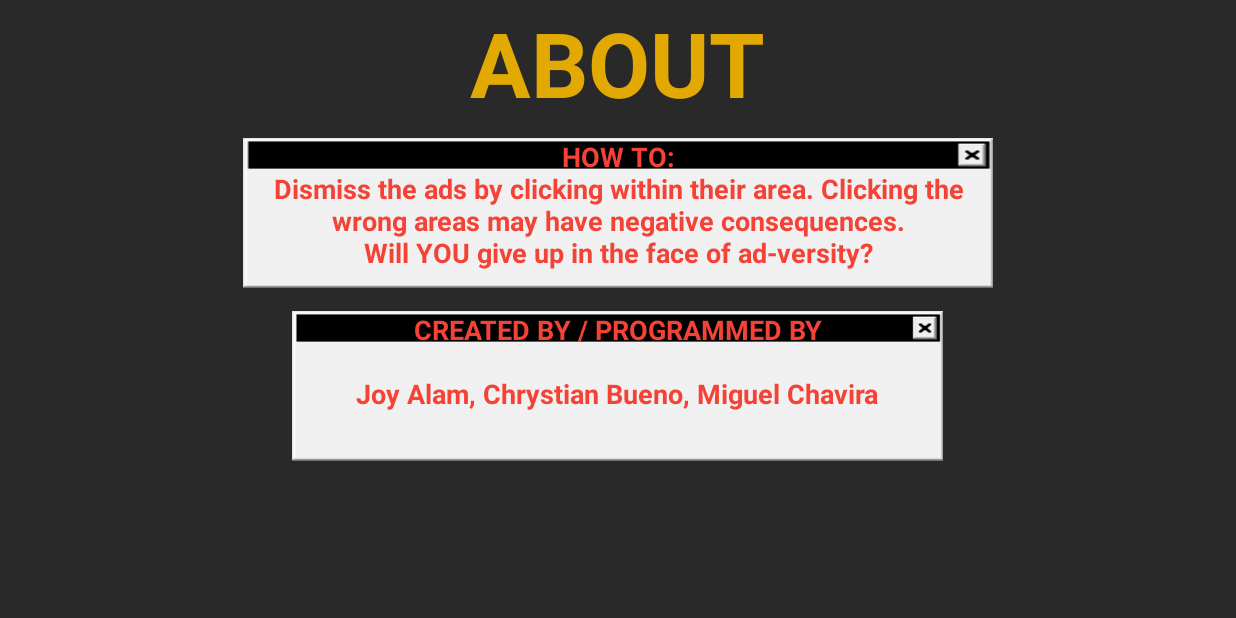
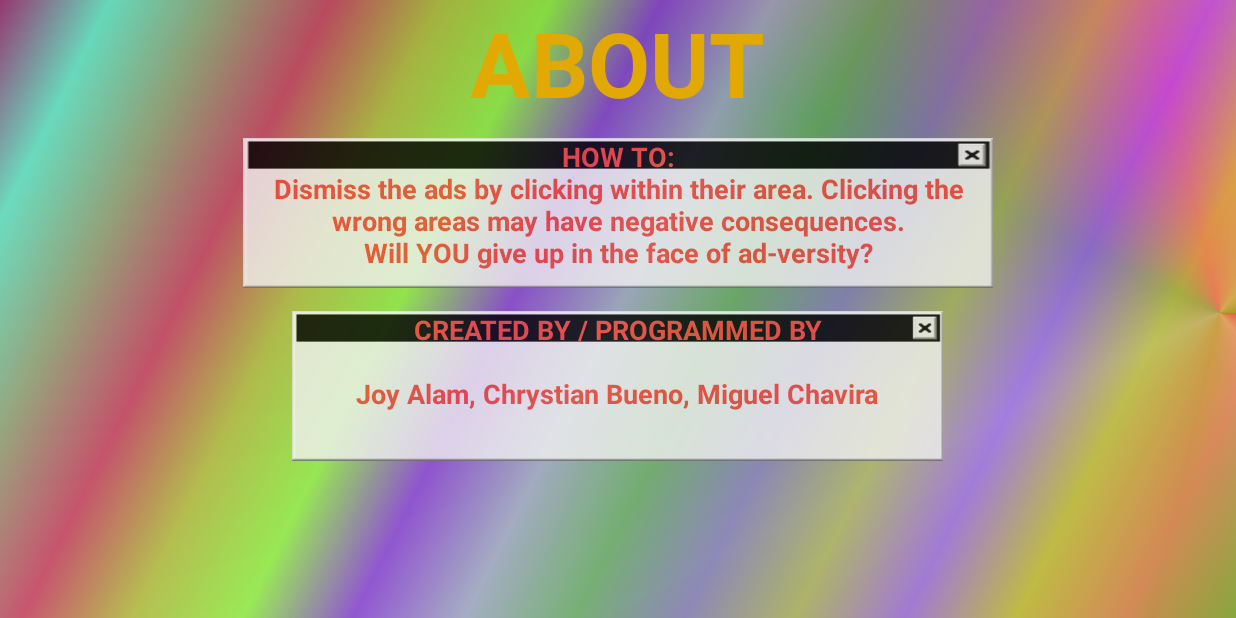
Before and after one commit to cbueno01/AdInfinitum, an Android app: the screen it shows after launch (AboutScreenActivity), after a tap on "ABOUT", on a phone screen of 824 x 412 dp (held sideways). Run offline under Robolectric (Android 15) with nearby library versions, the phone set to English and light mode, and no system bars.

Commit message:
Update min api to 17, add color gradient class, edit animations on about and start screens

```diff
--- a/app/src/main/java/com/example/cbueno01/adinfinitum/AboutScreenActivity.java
+++ b/app/src/main/java/com/example/cbueno01/adinfinitum/AboutScreenActivity.java
@@ -1,22 +1,51 @@
 package com.example.cbueno01.adinfinitum;
 
 import android.app.Activity;
+import android.content.Context;
+import android.graphics.Point;
+import android.graphics.drawable.GradientDrawable;
+import android.graphics.drawable.TransitionDrawable;
 import android.os.Bundle;
+import android.os.Handler;
 import android.support.design.widget.FloatingActionButton;
 import android.support.design.widget.Snackbar;
 import android.support.v7.app.AppCompatActivity;
 import android.support.v7.widget.Toolbar;
+import android.util.DisplayMetrics;
 import android.util.Log;
 import android.view.Menu;
 import android.view.MenuItem;
+import android.view.MotionEvent;
 import android.view.View;
 import android.view.Window;
 import android.view.WindowManager;
+import android.widget.CompoundButton;
+import android.widget.LinearLayout;
+import android.widget.RelativeLayout;
+import android.widget.TextView;
+import android.widget.ToggleButton;
 
 /**
  * Created by Squash on 3/30/2016.
  */
 public class AboutScreenActivity extends Activity {
+    private Context mContext;
+    private RelativeLayout mRL;
+    private LinearLayout mLL;
+
+    private Handler mHandler;
+    private Runnable mRunnable;
+    private int mInterval = 4000;
+    private Point mScreenSize;
+
+    private TransitionDrawable drawable;;
+    private GradientGenerator mGradientGenerator;
+    private GradientDrawable mStartGradient;
+    private GradientDrawable mEndGradient;
+
+    private TextView tvAboutTitle;
+    private TextView tvHowTo;
+    private TextView tvCredits;
 
     @Override
     protected void onCreate(Bundle savedInstanceState) {
@@ -25,40 +54,110 @@ public class AboutScreenActivity extends Activity {
         getWindow().addFlags(WindowManager.LayoutParams.FLAG_FULLSCREEN);
         getWindow().requestFeature(Window.FEATURE_NO_TITLE);
         setContentView(R.layout.activity_about_screen);
-//        Toolbar toolbar = (Toolbar) findViewById(R.id.toolbar);
-//        setSupportActionBar(toolbar);
 
-//        FloatingActionButton fab = (FloatingActionButton) findViewById(R.id.fab);
-//        fab.setOnClickListener(new View.OnClickListener() {
-//            @Override
-//            public void onClick(View view) {
-//                Snackbar.make(view, "Replace with your own action", Snackbar.LENGTH_LONG)
-//                        .setAction("Action", null).show();
-//            }
-//        });
+        tvAboutTitle = (TextView) findViewById(R.id.about_title);
+        tvHowTo = (TextView) findViewById(R.id.how_to_play);
+        tvCredits = (TextView) findViewById(R.id.credits);
+
+
+        // Get the application context
+        mContext = getApplicationContext();
+
+        // Get the widgets reference from XML layout
+        mRL = (RelativeLayout) findViewById(R.id.about_rl);
+//        mLL = (LinearLayout) findViewById(R.id.about_linear_layout);
+        //ToggleButton toggle = (ToggleButton) findViewById(R.id.toggle);
+
+        // Get the screen size in pixels
+        mScreenSize = getScreenSize();
+
+
+        // Initialize a new Handler
+        mHandler = new Handler();
+
+        // Initialize a new instance of GradientGenerator class
+        mGradientGenerator = new GradientGenerator(mContext, mScreenSize);
+
+        // Generate a random GradientDrawable
+        mStartGradient = mGradientGenerator.getRandomGradientDrawable();
+
+        // Set the RelativeLayout background
+        mRL.setBackground(mStartGradient);
+
+        // Initialize a new Runnable
+        mRunnable = new Runnable() {
+            /*
+                public abstract void run ()
+                    Starts executing the active part of the class' code. This method is
+                    called when a thread is started that has been created with a class which
+                    implements Runnable.
+            */
+            @Override
+            public void run() {
+                // Do a task after an interval
+                doTask();
+            }
+        };
+        // Play animation immediately after button click
+        mHandler.postDelayed(mRunnable, 100);
+
     }
 
-/*
-    @Override
-    public boolean onCreateOptionsMenu(Menu menu) {
-        // Inflate the menu; this adds items to the action bar if it is present.
-        getMenuInflater().inflate(R.menu.menu_start_screen, menu);
-        return true;
+    public void onClick(View v) {
+        v.setVisibility(View.GONE);
+        v.setClickable(false);
     }
 
-    @Override
-    public boolean onOptionsItemSelected(MenuItem item) {
-        // Handle action bar item clicks here. The action bar will
-        // automatically handle clicks on the Home/Up button, so long
-        // as you specify a parent activity in AndroidManifest.xml.
-        int id = item.getItemId();
-
-        //noinspection SimplifiableIfStatement
-        if (id == R.id.action_settings) {
-            return true;
+    // Custom method to do a task
+    protected void doTask(){
+        // If the animation already running
+        if(mEndGradient != null){
+            /*
+                To make a continuous animation we get the last animation ending GradientDrawable
+                and set it as next animation starting GradientDrawable
+            */
+            mStartGradient = mEndGradient;
         }
 
-        return super.onOptionsItemSelected(item);
+        /*
+            An extension of LayerDrawables that is intended to cross-fade between the first
+            and second layer. So, TransitionDrawable support only two layers.
+        */
+        // Generate an array of GradientDrawable objects
+        GradientDrawable[] mGradientDrawableArray = new GradientDrawable[]{
+                mStartGradient,
+                mGradientGenerator.getRandomGradientDrawable()
+        };
+
+        // Get and store the last element from GradientDrawable array
+        mEndGradient = mGradientDrawableArray[mGradientDrawableArray.length-1];
+
+        // Initialize a new TransitionDrawable using ColorDrawable array
+        drawable = new TransitionDrawable(mGradientDrawableArray);
+
+        // Set the animation duration
+        drawable.startTransition(mInterval);
+
+        // Set the TransitionDrawable as RelativeLayout background drawable
+        mRL.setBackground(drawable);
+
+        /*
+            public final boolean postDelayed (Runnable r, long delayMillis)
+                Causes the Runnable r to be added to the message queue, to be run after the specified
+                amount of time elapses. The runnable will be run on the thread to which this handler
+                is attached. The time-base is uptimeMillis(). Time spent in deep sleep will add an
+                additional delay to execution.
+        */
+        // Schedule the next animation
+        mHandler.postDelayed(mRunnable,mInterval);
     }
-*/
+
+    // Custom method to get screen size in pixels
+    protected Point getScreenSize(){
+        DisplayMetrics dm = new DisplayMetrics();
+        WindowManager windowManager = (WindowManager) mContext.getSystemService(mContext.WINDOW_SERVICE);
+        windowManager.getDefaultDisplay().getMetrics(dm);
+        Point size = new Point(dm.widthPixels,dm.heightPixels);
+        return size;
+    }
 }
--- /dev/null
+++ b/app/src/main/java/com/example/cbueno01/adinfinitum/GradientGenerator.java
@@ -0,0 +1,182 @@
+package com.example.cbueno01.adinfinitum;
+
+
+import android.content.Context;
+import android.graphics.Color;
+import android.graphics.Point;
+import android.graphics.drawable.GradientDrawable;
+
+import java.util.Random;
+
+public class GradientGenerator {
+    private Random mRandom = new Random();
+    private Context mContext;
+    private Point mGradientSize;
+
+    GradientGenerator(Context context, Point gradientSize) {
+        // Set the context of application
+        this.mContext = context;
+        // Set the gradient size (width and height)
+        this.mGradientSize = gradientSize;
+    }
+
+    // Custom method to generate random GradientDrawable array
+    protected GradientDrawable[] getRandomGradientDrawableArray(int length) {
+        GradientDrawable[] gradients = new GradientDrawable[length];
+        for (int i = 0; i < length; i++) {
+            gradients[i] = getRandomGradientDrawable();
+        }
+        return gradients;
+    }
+
+    // Custom method to generate random GradientDrawable
+    protected GradientDrawable getRandomGradientDrawable() {
+        GradientDrawable gradient = new GradientDrawable();
+
+        /*
+            public void setOrientation (GradientDrawable.Orientation orientation)
+                Changes the orientation of the gradient defined in this drawable.
+
+                Note: changing orientation will affect all instances of a drawable loaded from a
+                    resource. It is recommended to invoke mutate() before changing the orientation.
+
+                Parameters
+                    orientation : The desired orientation (angle) of the gradient
+        */
+        // Set the gradient orientation
+        gradient.setOrientation(getRandomOrientation());
+
+        /*
+            public void setColors (int[] colors)
+                Sets the colors used to draw the gradient.
+                Each color is specified as an ARGB integer and the array must contain at least 2 colors.
+
+                Parameters
+                    colors : an array containing 2 or more ARGB colors
+        */
+        // Set the gradient colors
+        gradient.setColors(getRandomColorArray());
+
+        // The type of the gradient: LINEAR_GRADIENT, RADIAL_GRADIENT or SWEEP_GRADIENT
+        gradient = setRandomGradientType(gradient);
+
+        /*
+            public void setSize (int width, int height)
+                Sets the size of the shape drawn by this drawable.
+
+                Parameters
+                width : The width of the shape used by this drawable
+                height : The height of the shape used by this drawable
+        */
+        // Set the gradient size (width and height)
+        gradient.setSize(mGradientSize.x, mGradientSize.y);
+
+        // Return the GradientDrawable
+        return gradient;
+    }
+
+    // Custom method to get a random GradientDrawable GradientType
+    protected GradientDrawable setRandomGradientType(GradientDrawable gradient) {
+        /*
+            public void setGradientType (int gradient)
+                Sets the type of gradient used by this drawable.
+
+                Parameters
+                    gradient : The type of the gradient: LINEAR_GRADIENT, RADIAL_GRADIENT or SWEEP_GRADIENT
+        */
+        /*
+            Get a random number from 0,1, and 2
+            We Uses the random numbers as this way
+            0 = LINEAR_GRADIENT
+            1 = RADIAL_GRADIENT
+            2 = SWEEP_GRADIENT
+         */
+        int randomNumber = mRandom.nextInt(3);
+        if (randomNumber == 0) {
+            gradient.setGradientType(GradientDrawable.LINEAR_GRADIENT);
+        } else if (randomNumber == 1) {
+            gradient.setGradientType(GradientDrawable.RADIAL_GRADIENT);
+        } else {
+            gradient.setGradientType(GradientDrawable.SWEEP_GRADIENT);
+        }
+
+        // Set the gradient center for GradientDrawable
+        if (randomNumber != 0) {
+            /*
+                Sets the center location of the gradient. The radius is honored only when the
+                gradient type is set to RADIAL_GRADIENT or SWEEP_GRADIENT.
+
+                Gradient center honored a float value between 0 to 1
+             */
+            //Random.nextFloat() * (x - y) + x
+            gradient.setGradientCenter(
+                    mRandom.nextFloat() * (1 - 0) + 0,
+                    mRandom.nextFloat() * (1 - 0) + 0)
+            ;
+        }
+
+        // Sets the radius of the gradient.
+        if (randomNumber == 1) {
+            /*
+                public void setGradientRadius (float gradientRadius)
+                    Sets the radius of the gradient. The radius is honored only when the gradient type is set to RADIAL_GRADIENT.
+
+                    Parameters
+                        gradientRadius : The radius of the gradient in pixels
+            */
+            gradient.setGradientRadius(mRandom.nextInt(mGradientSize.x));
+        }
+
+        // Return the GradientDrawable where gradient type assigned
+        return gradient;
+    }
+
+    // Custom method to generate a color array of random colors
+    protected int[] getRandomColorArray() {
+        // Get random number between minimum (inclusive) to maximum (exclusive)
+        int numberOfColors = mRandom.nextInt(16 - 3) + 3;
+        int[] colors = new int[numberOfColors];
+        for (int i = 0; i < numberOfColors; i++) {
+            colors[i] = getRandomColor();
+        }
+        // Return the color array, number of elements between 3 to 15
+        return colors;
+    }
+
+    // Get a random gradient orientation
+    protected GradientDrawable.Orientation getRandomOrientation() {
+        // Initialize a new array of GradientDrawable Orientation
+        GradientDrawable.Orientation[] orientations = new GradientDrawable.Orientation[]{
+                // BL_TR : draw the gradient from the bottom-left to the top-right
+                GradientDrawable.Orientation.BL_TR,
+                // BOTTOM_TOP : draw the gradient from the bottom to the top
+                GradientDrawable.Orientation.BOTTOM_TOP,
+                // BR_TL : draw the gradient from the bottom-right to the top-left
+                GradientDrawable.Orientation.BR_TL,
+                // LEFT_RIGHT : draw the gradient from the left to the right
+                GradientDrawable.Orientation.LEFT_RIGHT,
+                // RIGHT_LEFT : draw the gradient from the right to the left
+                GradientDrawable.Orientation.RIGHT_LEFT,
+                // TL_BR : draw the gradient from the top-left to the bottom-right
+                GradientDrawable.Orientation.TL_BR,
+                // TOP_BOTTOM : draw the gradient from the top to the bottom
+                GradientDrawable.Orientation.TOP_BOTTOM,
+                // TR_BL : draw the gradient from the top-right to the bottom-left
+                GradientDrawable.Orientation.TR_BL
+        };
+        // Return a random Orientation
+        GradientDrawable.Orientation orientation = orientations[mRandom.nextInt(orientations.length)];
+        return orientation;
+    }
+
+    // Custom method to generate a random color
+    protected int getRandomColor() {
+        // 256 is excluded, so random number is between 0 to 255
+        int red = mRandom.nextInt(256);
+        int green = mRandom.nextInt(256);
+        int blue = mRandom.nextInt(256);
+        int color = Color.argb(255, red, green, blue);
+        // Return the random argb color
+        return color;
+    }
+}
--- a/app/src/main/res/layout/activity_about_screen.xml
+++ b/app/src/main/res/layout/activity_about_screen.xml
@@ -1,46 +1,62 @@
 <?xml version="1.0" encoding="utf-8"?>
-<LinearLayout xmlns:android="http://schemas.android.com/apk/res/android"
+<RelativeLayout xmlns:android="http://schemas.android.com/apk/res/android"
     xmlns:tools="http://schemas.android.com/tools"
     tools:context="com.example.cbueno01.adinfinitum.AboutActivity"
     android:layout_width="match_parent"
     android:layout_height="match_parent"
     android:orientation="vertical"
     android:background="@color/colorBackground"
+    android:id="@+id/about_rl"
     >
 
     <TextView
+        android:id="@+id/about_title"
         android:layout_width="wrap_content"
         android:layout_height="wrap_content"
         android:layout_marginTop="1dp"
         android:layout_gravity="center"
+        android:layout_centerHorizontal="true"
+        android:onClick="onClick"
+        android:clickable="true"
         android:text="ABOUT"
         android:textStyle="bold"
         android:textSize="60sp"
         android:textColor="@color/buttonTextColor"/>
 
     <TextView
+        android:id="@+id/how_to_play"
         android:background="@drawable/blank_pop_up"
         android:layout_width="500dp"
         android:layout_height="100dp"
         android:layout_gravity="center"
         android:layout_marginTop="10dp"
         android:gravity="top|center"
+        android:layout_centerHorizontal="true"
+        android:layout_below="@id/about_title"
+        android:alpha=".8"
+        android:onClick="OnClick"
+        android:clickable="true"
         android:text="@string/how_to_play"
         android:textSize="18sp"
         android:textStyle="bold"
         android:textColor="@color/primary_material_light_1"/>
 
     <TextView
+        android:id="@+id/credits"
         android:background="@drawable/blank_pop_up"
         android:layout_width="wrap_content"
         android:layout_height="100dp"
-        android:layout_gravity="center"
         android:layout_marginTop="15dp"
         android:layout_marginBottom="10dp"
+        android:layout_centerHorizontal="true"
+        android:layout_below="@id/how_to_play"
         android:gravity="top|center"
+        android:alpha=".8"
+        android:onClick="OnClick"
+        android:clickable="true"
         android:text="@string/credits"
         android:textSize="18sp"
         android:textStyle="bold"
         android:textColor="@color/primary_material_light_1"/>
 
-</LinearLayout>
+</RelativeLayout>
```
Also changed, not shown: app/src/main/res/anim/anim_scale_frombl.xml (+7 -7 lines), app/src/main/res/anim/anim_scale_frombr.xml (+7 -7 lines), app/src/main/res/anim/anim_scale_fromc.xml (+9 -9 lines), app/src/main/res/anim/anim_scale_fromtl.xml (+7 -7 lines), app/src/main/res/anim/anim_scale_fromtr.xml (+7 -7 lines).
